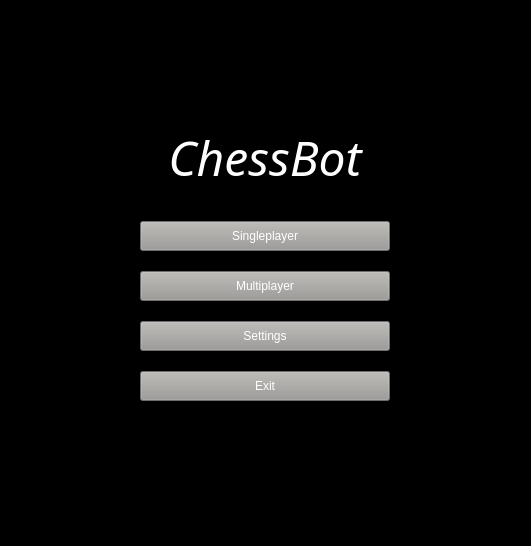
This is mainwindow.ui in ienesb/ChessBot as Qt 5 draws it before an edit. The edited form follows.
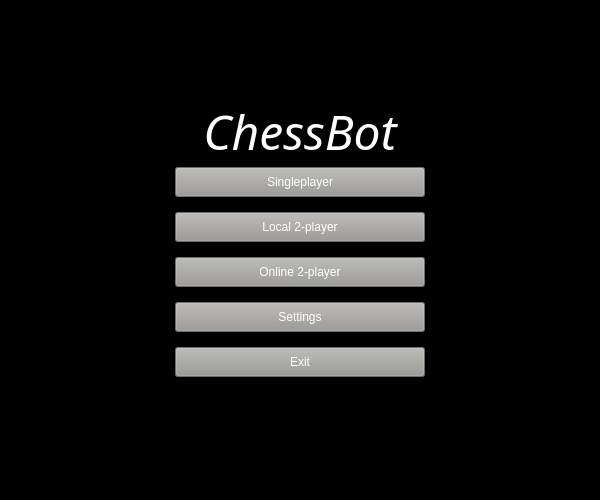
This is the edited form. Icons and pictures are not drawn.

```diff
--- a/mainwindow.ui
+++ b/mainwindow.ui
@@ -9,8 +9,8 @@
    <rect>
     <x>0</x>
     <y>0</y>
-    <width>531</width>
-    <height>546</height>
+    <width>600</width>
+    <height>500</height>
    </rect>
   </property>
   <property name="sizePolicy">
@@ -46,8 +46,8 @@
     <string notr="true"/>
    </property>
    <layout class="QGridLayout" name="gridLayout">
-    <item row="2" column="3">
-     <spacer name="verticalSpacer_2">
+    <item row="0" column="1">
+     <spacer name="verticalSpacer">
       <property name="orientation">
        <enum>Qt::Vertical</enum>
       </property>
@@ -62,7 +62,7 @@
       </property>
      </spacer>
     </item>
-    <item row="1" column="2">
+    <item row="1" column="0" rowspan="2">
      <spacer name="horizontalSpacer">
       <property name="orientation">
        <enum>Qt::Horizontal</enum>
@@ -78,31 +78,7 @@
       </property>
      </spacer>
     </item>
-    <item row="1" column="4">
-     <spacer name="horizontalSpacer_2">
-      <property name="orientation">
-       <enum>Qt::Horizontal</enum>
-      </property>
-      <property name="sizeType">
-       <enum>QSizePolicy::Expanding</enum>
-      </property>
-      <property name="sizeHint" stdset="0">
-       <size>
-        <width>200</width>
-        <height>20</height>
-       </size>
-      </property>
-     </spacer>
-    </item>
-    <item row="1" column="3">
-     <layout class="QVBoxLayout" name="verticalLayout_2">
-      <property name="spacing">
-       <number>30</number>
-      </property>
-      <property name="sizeConstraint">
-       <enum>QLayout::SetFixedSize</enum>
-      </property>
-      <item>
+    <item row="1" column="1">
        <widget class="QLabel" name="main_title">
         <property name="sizePolicy">
          <sizepolicy hsizetype="Preferred" vsizetype="Preferred">
@@ -161,19 +137,26 @@
         </property>
        </widget>
       </item>
-      <item>
+    <item row="1" column="2" rowspan="2">
+     <spacer name="horizontalSpacer_2">
+      <property name="orientation">
+       <enum>Qt::Horizontal</enum>
+      </property>
+      <property name="sizeType">
+       <enum>QSizePolicy::Expanding</enum>
+      </property>
+      <property name="sizeHint" stdset="0">
+       <size>
+        <width>200</width>
+        <height>20</height>
+       </size>
+      </property>
+     </spacer>
+    </item>
+    <item row="2" column="1">
        <layout class="QVBoxLayout" name="verticalLayout">
         <property name="spacing">
-         <number>20</number>
-        </property>
-        <property name="sizeConstraint">
-         <enum>QLayout::SetDefaultConstraint</enum>
-        </property>
-        <property name="leftMargin">
-         <number>0</number>
-        </property>
-        <property name="rightMargin">
-         <number>0</number>
+       <number>15</number>
         </property>
         <item>
          <widget class="QPushButton" name="bt_single">
@@ -197,6 +180,28 @@
           </property>
          </widget>
         </item>
+      <item>
+       <widget class="QPushButton" name="bt_local">
+        <property name="sizePolicy">
+         <sizepolicy hsizetype="Expanding" vsizetype="Expanding">
+          <horstretch>0</horstretch>
+          <verstretch>0</verstretch>
+         </sizepolicy>
+        </property>
+        <property name="minimumSize">
+         <size>
+          <width>0</width>
+          <height>30</height>
+         </size>
+        </property>
+        <property name="styleSheet">
+         <string notr="true">background-color: rgb(154, 153, 150); color: white; </string>
+        </property>
+        <property name="text">
+         <string>Local 2-player</string>
+        </property>
+       </widget>
+      </item>
         <item>
          <widget class="QPushButton" name="bt_multi">
           <property name="sizePolicy">
@@ -215,7 +220,7 @@
            <string notr="true">background-color: rgb(154, 153, 150); color: white; </string>
           </property>
           <property name="text">
-           <string>Multiplayer</string>
+         <string>Online 2-player</string>
           </property>
          </widget>
         </item>
@@ -265,10 +270,8 @@
         </item>
        </layout>
       </item>
-     </layout>
-    </item>
-    <item row="0" column="3">
-     <spacer name="verticalSpacer">
+    <item row="3" column="1">
+     <spacer name="verticalSpacer_2">
       <property name="orientation">
        <enum>Qt::Vertical</enum>
       </property>
```
Left out of the diff: 2 changed lines with no effect on the pictures. Lines whose indentation alone changed are shown as unchanged.
